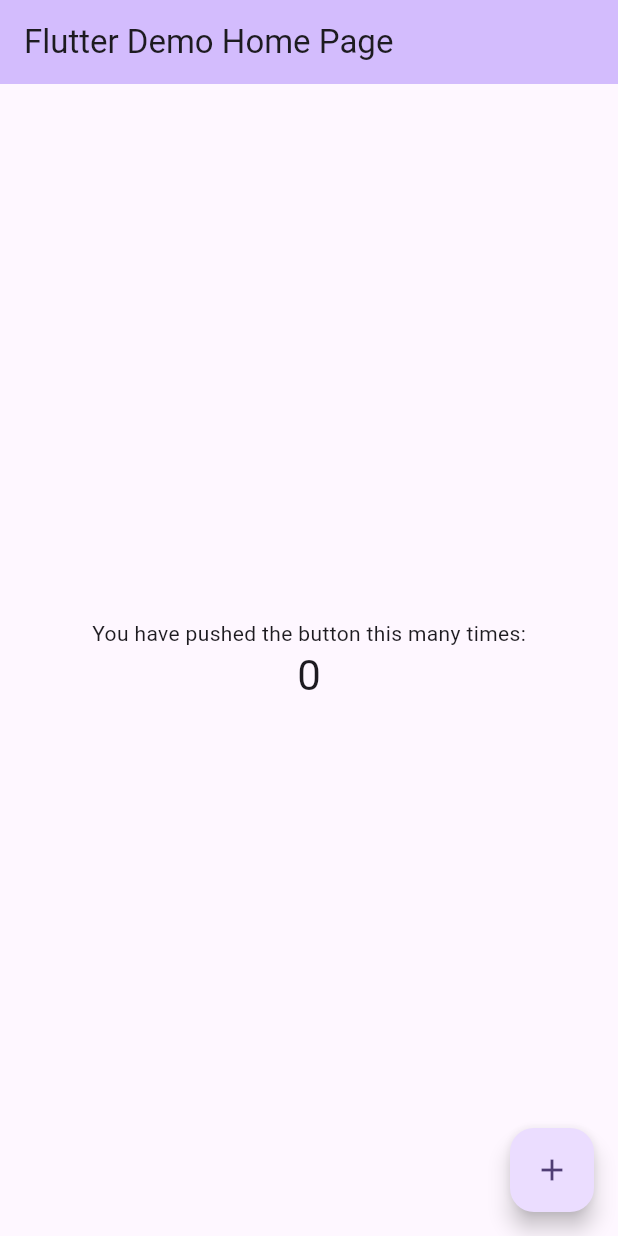
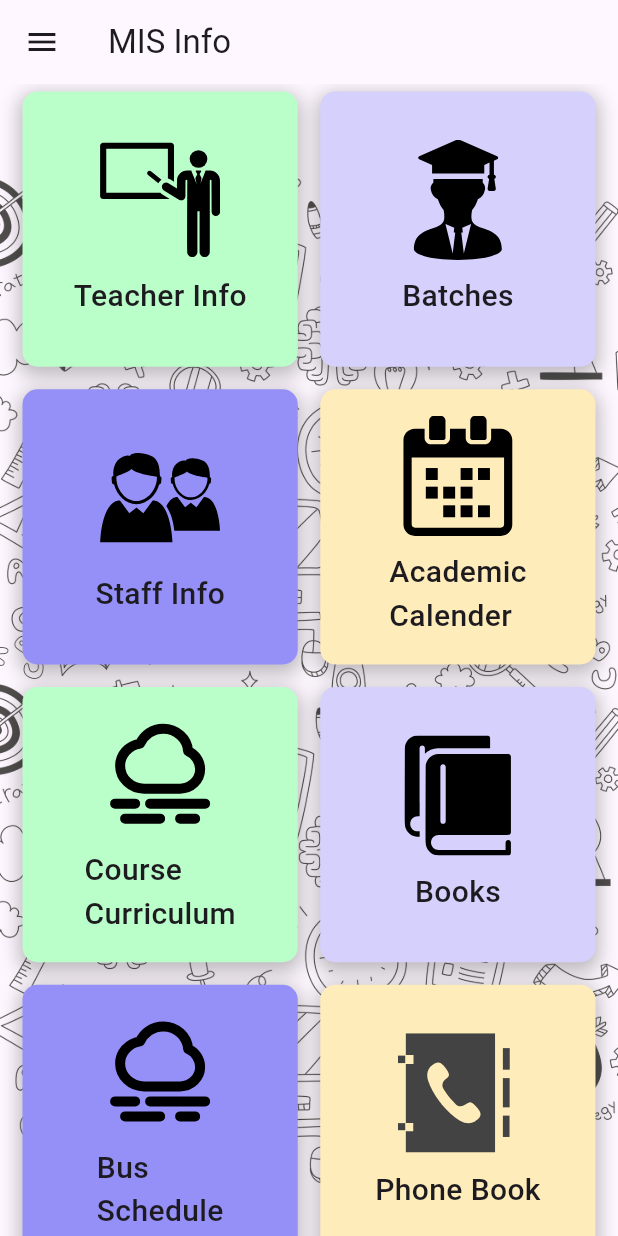
Before and after one commit to 1Shishir/MIS-Info, a Flutter app: the screen it shows after launch, on a phone screen of 412 x 824 dp. Run offline on Flutter 3.47's test engine with Material 3 defaults, Android fonts, the phone set to English and light mode, and no system bars; our stand-ins replace flutter_svg.

Commit message:
added home screen

```diff
--- /dev/null
+++ b/lib/common/color_pallate.dart
@@ -0,0 +1,18 @@
+import 'package:flutter/material.dart';
+
+abstract class ColorPallate {
+  static const Color lightBlue = Color(0xff9590F8);
+  static const Color lightYellow = Color(0xfffee9d6);
+  static const Color lightGreen = Color(0xff72C6A8);
+  static const Color lightPurple = Color(0xffB672C6);
+
+  static const Color deepYellow = Color(0xfffeecba);
+  static const Color upcomingTaskCategoryColor = Color(0xffe7e3ff);
+  static const Color shadowColor = Color(0xffe7e3ff);
+
+  static const Color textColor = Color(0xff100e1e);
+
+  static const Color deepPurple = Color(0xffd6d0fd);
+  static const Color deepGreen = Color(0xffbafec9);
+  static const Color lightGrey = Color(0xffeff1f7);
+}
--- /dev/null
+++ b/lib/common/color_sequence.dart
@@ -0,0 +1,9 @@
+import 'dart:ui';
+import 'package:mis_info/common/color_pallate.dart';
+
+List<Color> colorSequence = [
+  ColorPallate.deepGreen,
+  ColorPallate.deepPurple,
+  ColorPallate.lightBlue,
+  ColorPallate.deepYellow,
+];
--- a/lib/main.dart
+++ b/lib/main.dart
@@ -1,4 +1,6 @@
 import 'package:flutter/material.dart';
+import 'package:mis_info/screen/home/home_screen.dart';
+
 
 void main() {
   runApp(const MyApp());
@@ -7,119 +9,15 @@
 class MyApp extends StatelessWidget {
   const MyApp({super.key});
 
-  // This widget is the root of your application.
   @override
   Widget build(BuildContext context) {
     return MaterialApp(
       title: 'Flutter Demo',
       theme: ThemeData(
-        // This is the theme of your application.
-        //
-        // TRY THIS: Try running your application with "flutter run". You'll see
-        // the application has a purple toolbar. Then, without quitting the app,
-        // try changing the seedColor in the colorScheme below to Colors.green
-        // and then invoke "hot reload" (save your changes or press the "hot
-        // reload" button in a Flutter-supported IDE, or press "r" if you used
-        // the command line to start the app).
-        //
-        // Notice that the counter didn't reset back to zero; the application
-        // state is not lost during the reload. To reset the state, use hot
-        // restart instead.
-        //
-        // This works for code too, not just values: Most code changes can be
-        // tested with just a hot reload.
         colorScheme: ColorScheme.fromSeed(seedColor: Colors.deepPurple),
         useMaterial3: true,
       ),
-      home: const MyHomePage(title: 'Flutter Demo Home Page'),
+      home: const HomeScreen(),
     );
   }
 }
-
-class MyHomePage extends StatefulWidget {
-  const MyHomePage({super.key, required this.title});
-
-  // This widget is the home page of your application. It is stateful, meaning
-  // that it has a State object (defined below) that contains fields that affect
-  // how it looks.
-
-  // This class is the configuration for the state. It holds the values (in this
-  // case the title) provided by the parent (in this case the App widget) and
-  // used by the build method of the State. Fields in a Widget subclass are
-  // always marked "final".
-
-  final String title;
-
-  @override
-  State<MyHomePage> createState() => _MyHomePageState();
-}
-
-class _MyHomePageState extends State<MyHomePage> {
-  int _counter = 0;
-
-  void _incrementCounter() {
-    setState(() {
-      // This call to setState tells the Flutter framework that something has
-      // changed in this State, which causes it to rerun the build method below
-      // so that the display can reflect the updated values. If we changed
-      // _counter without calling setState(), then the build method would not be
-      // called again, and so nothing would appear to happen.
-      _counter++;
-    });
-  }
-
-  @override
-  Widget build(BuildContext context) {
-    // This method is rerun every time setState is called, for instance as done
-    // by the _incrementCounter method above.
-    //
-    // The Flutter framework has been optimized to make rerunning build methods
-    // fast, so that you can just rebuild anything that needs updating rather
-    // than having to individually change instances of widgets.
-    return Scaffold(
-      appBar: AppBar(
-        // TRY THIS: Try changing the color here to a specific color (to
-        // Colors.amber, perhaps?) and trigger a hot reload to see the AppBar
-        // change color while the other colors stay the same.
-        backgroundColor: Theme.of(context).colorScheme.inversePrimary,
-        // Here we take the value from the MyHomePage object that was created by
-        // the App.build method, and use it to set our appbar title.
-        title: Text(widget.title),
-      ),
-      body: Center(
-        // Center is a layout widget. It takes a single child and positions it
-        // in the middle of the parent.
-        child: Column(
-          // Column is also a layout widget. It takes a list of children and
-          // arranges them vertically. By default, it sizes itself to fit its
-          // children horizontally, and tries to be as tall as its parent.
-          //
-          // Column has various properties to control how it sizes itself and
-          // how it positions its children. Here we use mainAxisAlignment to
-          // center the children vertically; the main axis here is the vertical
-          // axis because Columns are vertical (the cross axis would be
-          // horizontal).
-          //
-          // TRY THIS: Invoke "debug painting" (choose the "Toggle Debug Paint"
-          // action in the IDE, or press "p" in the console), to see the
-          // wireframe for each widget.
-          mainAxisAlignment: MainAxisAlignment.center,
-          children: <Widget>[
-            const Text(
-              'You have pushed the button this many times:',
-            ),
-            Text(
-              '$_counter',
-              style: Theme.of(context).textTheme.headlineMedium,
-            ),
-          ],
-        ),
-      ),
-      floatingActionButton: FloatingActionButton(
-        onPressed: _incrementCounter,
-        tooltip: 'Increment',
-        child: const Icon(Icons.add),
-      ), // This trailing comma makes auto-formatting nicer for build methods.
-    );
-  }
-}
--- /dev/null
+++ b/lib/model/grid_view_item_model.dart
@@ -0,0 +1,5 @@
+class GridViewItemModel {
+  final String title;
+  final String img;
+  GridViewItemModel({required this.title, required this.img});
+}
--- /dev/null
+++ b/lib/screen/home/home_screen.dart
@@ -0,0 +1,67 @@
+import 'package:flutter/material.dart';
+import 'package:mis_info/common/color_sequence.dart';
+import 'package:mis_info/model/grid_view_item_model.dart';
+import 'package:mis_info/widget/gird_view_item.dart';
+
+class HomeScreen extends StatelessWidget {
+  const HomeScreen({super.key});
+
+  @override
+  Widget build(BuildContext context) {
+    List<GridViewItemModel> items = [
+      GridViewItemModel(
+          title: "Teacher Info", img: "assets/images/faculty_info.svg"),
+      GridViewItemModel(title: "Batches", img: "assets/images/batches.svg"),
+      GridViewItemModel(
+          title: "Staff Info", img: "assets/images/staff_info.svg"),
+      GridViewItemModel(
+          title: "Academic\nCalender",
+          img: "assets/images/academic_calender.svg"),
+      GridViewItemModel(
+          title: "Course\nCurriculum", img: "assets/images/img.svg"),
+      GridViewItemModel(title: "Books", img: "assets/images/books.svg"),
+      GridViewItemModel(title: "Bus\nSchedule", img: "assets/images/img.svg"),
+      GridViewItemModel(
+          title: "Phone Book", img: "assets/images/phone_book.svg"),
+      GridViewItemModel(title: "About MIS", img: "assets/images/about_mis.svg"),
+    ];
+
+    return Scaffold(
+      drawer: const Drawer(),
+      appBar: AppBar(
+        title: const Text("MIS Info"),
+      ),
+      body: Stack(
+        children: [
+          Positioned.fill(
+            child: Image.asset(
+              "assets/images/bground.png",
+              fit: BoxFit.cover,
+            ),
+          ),
+          Column(
+            crossAxisAlignment: CrossAxisAlignment.center,
+            children: [
+              Expanded(
+                child: GridView.builder(
+                    padding: const EdgeInsets.symmetric(horizontal: 10),
+                    gridDelegate:
+                        const SliverGridDelegateWithFixedCrossAxisCount(
+                      crossAxisCount: 2,
+                      crossAxisSpacing: 5.0,
+                      mainAxisSpacing: 5.0,
+                    ),
+                    itemCount: items.length,
+                    itemBuilder: (context, index) => GirdViewItem(
+                          title: items[index].title,
+                          img: items[index].img,
+                          color: colorSequence[index % colorSequence.length],
+                        )),
+              ),
+            ],
+          ),
+        ],
+      ),
+    );
+  }
+}
--- /dev/null
+++ b/lib/widget/gird_view_item.dart
@@ -0,0 +1,40 @@
+import 'package:flutter/material.dart';
+import 'package:flutter_svg/svg.dart';
+
+class GirdViewItem extends StatelessWidget {
+  final String title;
+  final String img;
+  final Color color;
+  const GirdViewItem({super.key, required this.title, required this.img, required this.color});
+
+  @override
+  Widget build(BuildContext context) {
+    return Container(
+      margin: const EdgeInsets.fromLTRB(5, 5, 5, 5),
+      decoration: BoxDecoration(
+        borderRadius: BorderRadius.circular(10),
+        color: color,
+        boxShadow: const [
+           BoxShadow(
+      blurRadius: 10,
+      spreadRadius: 2,
+      offset: Offset(0, 4),
+      color: Colors.black26,
+    ),
+        ],
+      ),
+      child: Column(
+      mainAxisAlignment: MainAxisAlignment.center,
+        crossAxisAlignment: CrossAxisAlignment.center,
+        children: [
+          SvgPicture.asset(img,height: 80,width: 80,),
+          const SizedBox(height: 10,),
+          Padding(
+            padding: const EdgeInsets.symmetric(horizontal: 10),
+            child: Text(title,style: const TextStyle(fontSize: 20,fontWeight: FontWeight.w500),),
+          ),
+        ],
+      ),
+    );
+  }
+}
```
Also changed, not shown: pubspec.yaml (+6 -19 lines), assets/images/about_mis.svg (added), assets/images/academic_calender.svg (added), assets/images/batches.svg (added), assets/images/bground.png (added), assets/images/books.svg (added), assets/images/class_schedule.svg (added), assets/images/faculty_info.svg (added), assets/images/img.svg (added), assets/images/phone_book.svg (added), assets/images/staff_info.svg (added), pubspec.lock.
